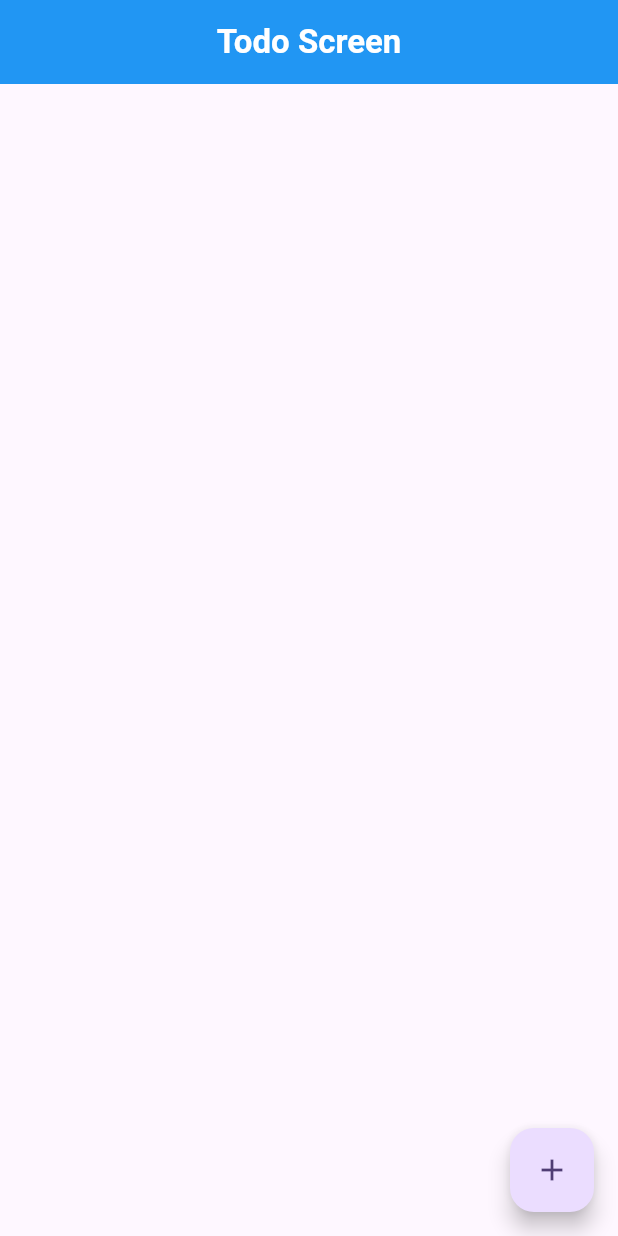
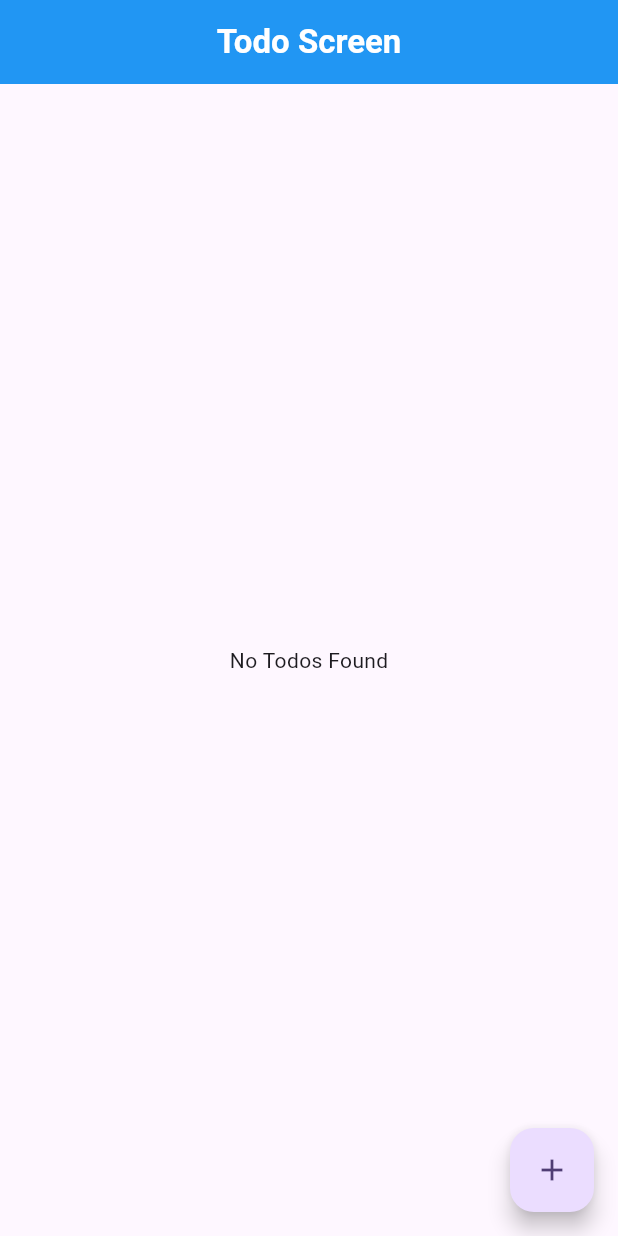
Before and after one commit to Muhammadkhabab/counter-app-bloc, a Flutter app: the TodoScreen screen opened directly, on a phone screen of 412 x 824 dp. Run offline on Flutter 3.47's test engine with Material 3 defaults, Android fonts, the phone set to English and light mode, and no system bars; our stand-ins replace bloc, equatable, flutter_bloc, google_fonts, image_picker; missing offline and left inert: comment_box, whitecodel_reels.

Commit message:
excetion handle in the todo app

```diff
--- a/lib/ui/screens/todo_screen.dart
+++ b/lib/ui/screens/todo_screen.dart
@@ -28,6 +28,11 @@ class _TodoScreenState extends State<TodoScreen> {
       ),
       body: BlocBuilder<TodoBloc, TodoState>(
         builder: (context, state) {
+          if (state.todos.isEmpty) {
+            return Center(
+              child: Text('No Todos Found'),
+            );
+          } else if (state.todos.isNotEmpty) {
             return Column(
               mainAxisAlignment: MainAxisAlignment.center,
               children: [
@@ -72,6 +77,11 @@ class _TodoScreenState extends State<TodoScreen> {
                 ),
               ],
             );
+          } else {
+            return Center(
+              child: Text('Something went wrong'),
+            );
+          }
         },
       ),
       floatingActionButton: FloatingActionButton(
```
Lines whose indentation alone changed are shown as unchanged.
